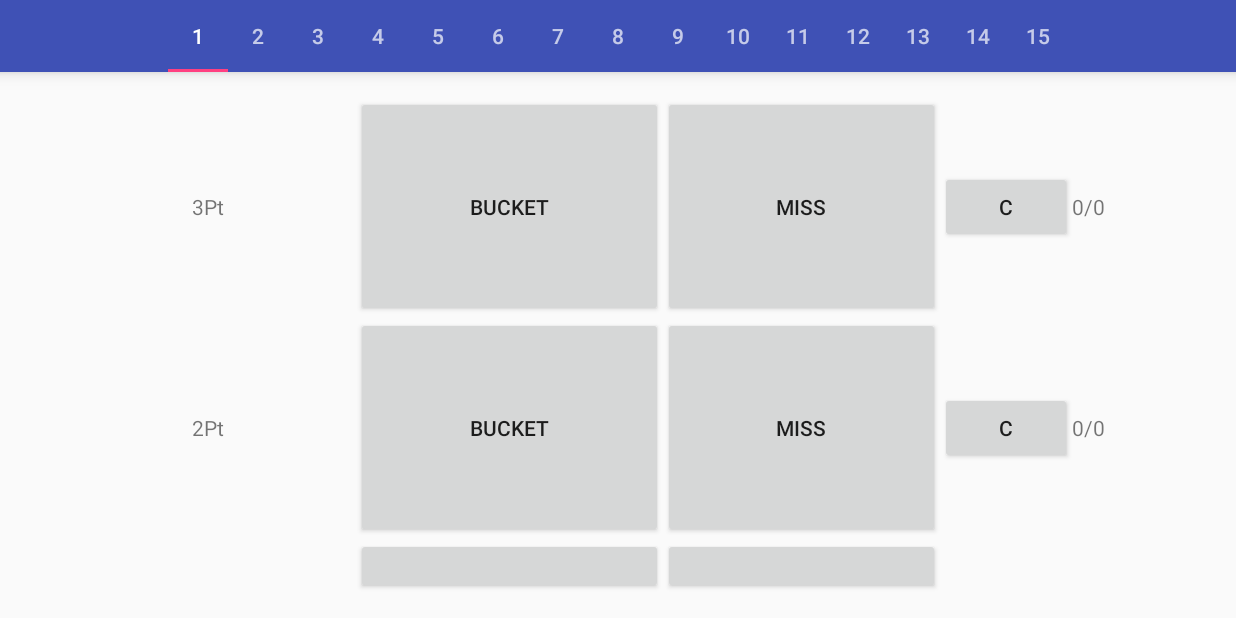
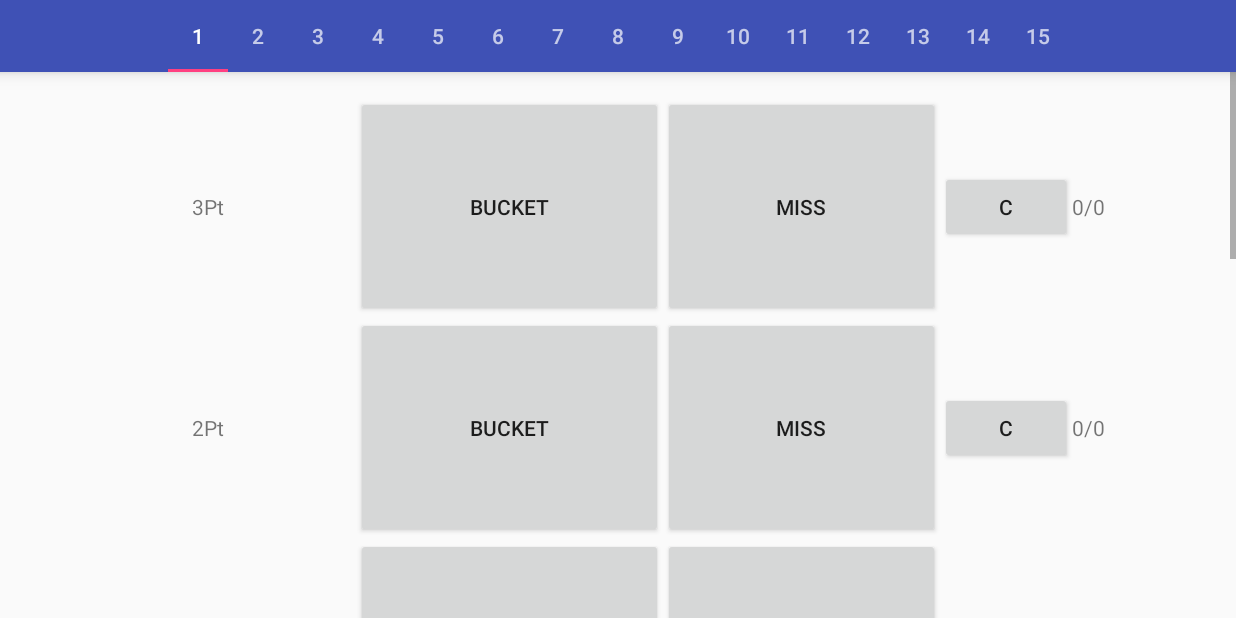
Before and after one commit to idiotleon/BBallerScoreBoard, an Android app: the ScoreBoardMainActivity screen opened directly, with no data from a screen before it, on a phone screen of 824 x 412 dp (held sideways). Run offline under Robolectric (Android 15) with nearby library versions, the phone set to English and light mode, and no system bars.

Commit message:
The very simple, basic UI structure has been built
ViewPager works.
ScrollView works.
Now it's time for database managements.
Tables in database needs to be carefully designed.

```diff
--- /dev/null
+++ b/app/src/main/java/com/leontheprofessional/bballscoreboard/Helper/CommonConstants.java
@@ -0,0 +1,9 @@
+package com.leontheprofessional.bballscoreboard.Helper;
+
+/**
+ * Created by v-ylangu on 5/17/2016.
+ */
+public class CommonConstants {
+
+    public static final String JERSEY_NUMBER_IDENTIFIER = "JERSEY_NUMBER_IDENTIFIER";
+}
--- a/app/src/main/java/com/leontheprofessional/bballscoreboard/scoreboard/ScoreBoardMainActivity.java
+++ b/app/src/main/java/com/leontheprofessional/bballscoreboard/scoreboard/ScoreBoardMainActivity.java
@@ -13,6 +13,7 @@ import android.support.v7.app.AppCompatActivity;
 import android.view.View;
 import android.view.ViewGroup;
 
+import com.leontheprofessional.bballscoreboard.Helper.CommonConstants;
 import com.leontheprofessional.bballscoreboard.R;
 
 public class ScoreBoardMainActivity extends AppCompatActivity {
@@ -53,7 +54,12 @@ public class ScoreBoardMainActivity extends AppCompatActivity {
         final FragmentPagerAdapter viewPagerAdapter = new FragmentPagerAdapter(getSupportFragmentManager()) {
             @Override
             public Fragment getItem(int position) {
-                return new ScoreBoardMainFragment();
+                // todo: update with the original data for the fragment that is going to be inflated
+                ScoreBoardMainFragment scoreBoardMainFragment = new ScoreBoardMainFragment();
+                Bundle bundle = new Bundle();
+                bundle.putInt(CommonConstants.JERSEY_NUMBER_IDENTIFIER, position);
+                scoreBoardMainFragment.setArguments(bundle);
+                return scoreBoardMainFragment;
             }
 
             @Override
--- a/app/src/main/java/com/leontheprofessional/bballscoreboard/scoreboard/ScoreBoardMainFragment.java
+++ b/app/src/main/java/com/leontheprofessional/bballscoreboard/scoreboard/ScoreBoardMainFragment.java
@@ -9,6 +9,7 @@ import android.view.LayoutInflater;
 import android.view.View;
 import android.view.ViewGroup;
 
+import com.leontheprofessional.bballscoreboard.Helper.CommonConstants;
 import com.leontheprofessional.bballscoreboard.R;
 
 @TargetApi(Build.VERSION_CODES.HONEYCOMB)
@@ -18,6 +19,15 @@ public class ScoreBoardMainFragment extends Fragment{
     @Override
     public View onCreateView(LayoutInflater inflater, ViewGroup container, Bundle savedInstanceState) {
         // todo: inflate the fragment with the data stored in the database
+        if(!getArguments().equals(null)) {
+            final int jerseyNumber = getArguments().getInt(CommonConstants.JERSEY_NUMBER_IDENTIFIER);
+
+            // todo: go to database with jerseyNumber as the identifier to fetch players' data
+
+        }else{
+
+        }
+
 
         return inflater.inflate(R.layout.fragment_scoreboard_main, container, false);
     }
--- a/app/src/main/res/layout/fragment_scoreboard_main.xml
+++ b/app/src/main/res/layout/fragment_scoreboard_main.xml
@@ -1,8 +1,12 @@
 <?xml version="1.0" encoding="utf-8"?>
+<ScrollView xmlns:android="http://schemas.android.com/apk/res/android"
+    android:layout_width="match_parent"
+    android:layout_height="wrap_content">
+
     <LinearLayout xmlns:android="http://schemas.android.com/apk/res/android"
         xmlns:tools="http://schemas.android.com/tools"
         android:layout_width="match_parent"
-    android:layout_height="match_parent"
+        android:layout_height="wrap_content"
         android:orientation="vertical"
         android:paddingBottom="@dimen/activity_vertical_margin"
         android:paddingLeft="@dimen/activity_horizontal_margin"
@@ -39,14 +43,14 @@
             <Button
                 android:layout_width="wrap_content"
                 android:layout_height="wrap_content"
-            android:text="@string/correction"/>
+                android:text="@string/correction" />
 
             <TextView
                 android:id="@+id/pt_3_score_board"
                 android:layout_width="wrap_content"
                 android:layout_height="wrap_content"
                 android:layout_weight="1"
-            android:text="@string/zero_zero"/>
+                android:text="@string/zero_zero" />
         </LinearLayout>
 
         <LinearLayout
@@ -78,14 +82,14 @@
             <Button
                 android:layout_width="wrap_content"
                 android:layout_height="wrap_content"
-            android:text="@string/correction"/>
+                android:text="@string/correction" />
 
             <TextView
                 android:id="@+id/pt_2_score_board"
                 android:layout_width="wrap_content"
                 android:layout_height="wrap_content"
                 android:layout_weight="1"
-            android:text="@string/zero_zero"/>
+                android:text="@string/zero_zero" />
         </LinearLayout>
 
         <LinearLayout
@@ -117,14 +121,14 @@
             <Button
                 android:layout_width="wrap_content"
                 android:layout_height="wrap_content"
-            android:text="@string/correction"/>
+                android:text="@string/correction" />
 
             <TextView
                 android:id="@+id/pt_1_score_board"
                 android:layout_width="wrap_content"
                 android:layout_height="wrap_content"
                 android:layout_weight="1"
-            android:text="@string/zero_zero"/>
+                android:text="@string/zero_zero" />
         </LinearLayout>
 
         <LinearLayout
@@ -156,14 +160,14 @@
             <Button
                 android:layout_width="wrap_content"
                 android:layout_height="wrap_content"
-            android:text="@string/correction"/>
+                android:text="@string/correction" />
 
             <TextView
                 android:id="@+id/rebound_score_board"
                 android:layout_width="wrap_content"
                 android:layout_height="wrap_content"
                 android:layout_weight="1"
-            android:text="@string/zero_zero"/>
+                android:text="@string/zero_zero" />
         </LinearLayout>
 
         <LinearLayout
@@ -188,14 +192,14 @@
             <Button
                 android:layout_width="wrap_content"
                 android:layout_height="wrap_content"
-            android:text="@string/correction"/>
+                android:text="@string/correction" />
 
             <TextView
                 android:id="@+id/steal_score_board"
                 android:layout_width="wrap_content"
                 android:layout_height="wrap_content"
                 android:layout_weight="1"
-            android:text="@string/zero"/>
+                android:text="@string/zero" />
         </LinearLayout>
 
         <LinearLayout
@@ -216,17 +220,18 @@
                 android:layout_weight="1"
                 android:padding="@dimen/activity_horizontal_margin"
                 android:text="@string/add" />
+
             <Button
                 android:layout_width="wrap_content"
                 android:layout_height="wrap_content"
-            android:text="@string/correction"/>
+                android:text="@string/correction" />
 
             <TextView
                 android:id="@+id/faul_score_board"
                 android:layout_width="wrap_content"
                 android:layout_height="wrap_content"
                 android:layout_weight="1"
-            android:text="@string/zero"/>
+                android:text="@string/zero" />
         </LinearLayout>
 
         <LinearLayout
@@ -247,17 +252,20 @@
                 android:layout_weight="1"
                 android:padding="@dimen/activity_horizontal_margin"
                 android:text="@string/add" />
+
             <Button
                 android:layout_width="wrap_content"
                 android:layout_height="wrap_content"
-            android:text="@string/correction"/>
+                android:text="@string/correction" />
 
             <TextView
                 android:id="@+id/turnover_score_board"
                 android:layout_width="wrap_content"
                 android:layout_height="wrap_content"
                 android:layout_weight="1"
-            android:text="@string/zero"/>
+                android:text="@string/zero" />
         </LinearLayout>
 
     </LinearLayout>
+
+</ScrollView>
```
Also changed, not shown: 1 other file. Lines whose indentation alone changed are shown as unchanged.
